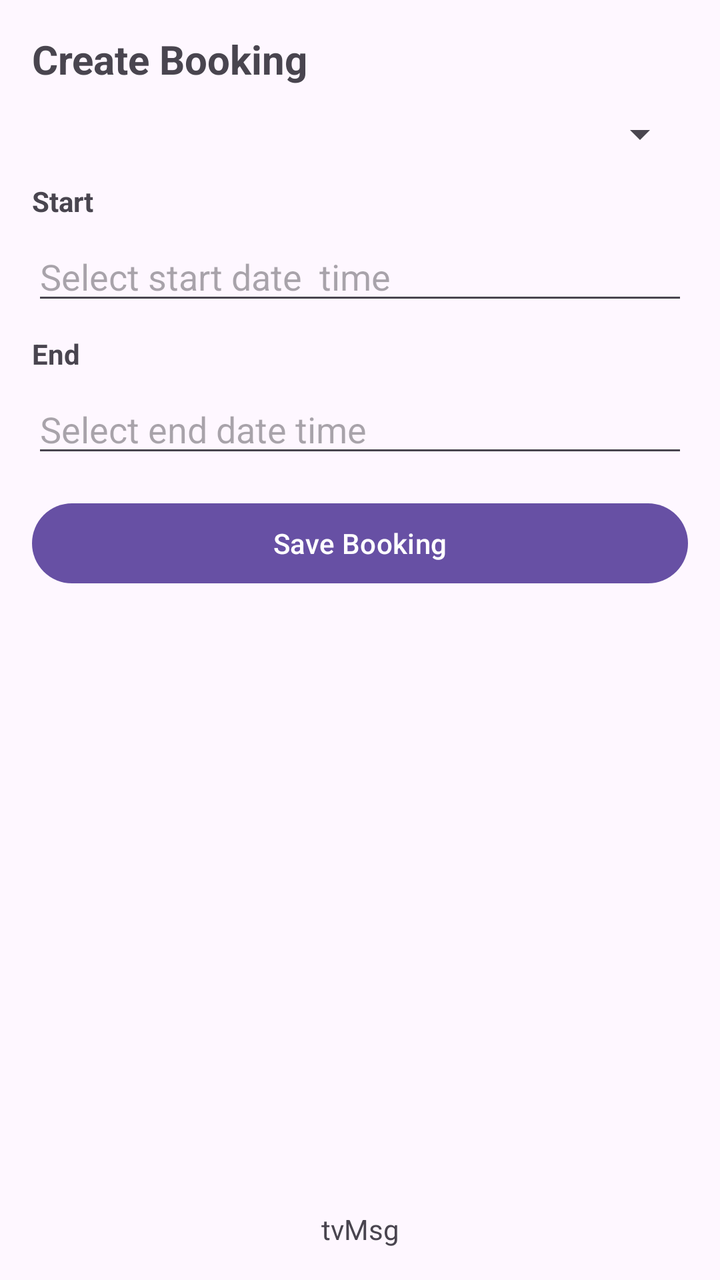
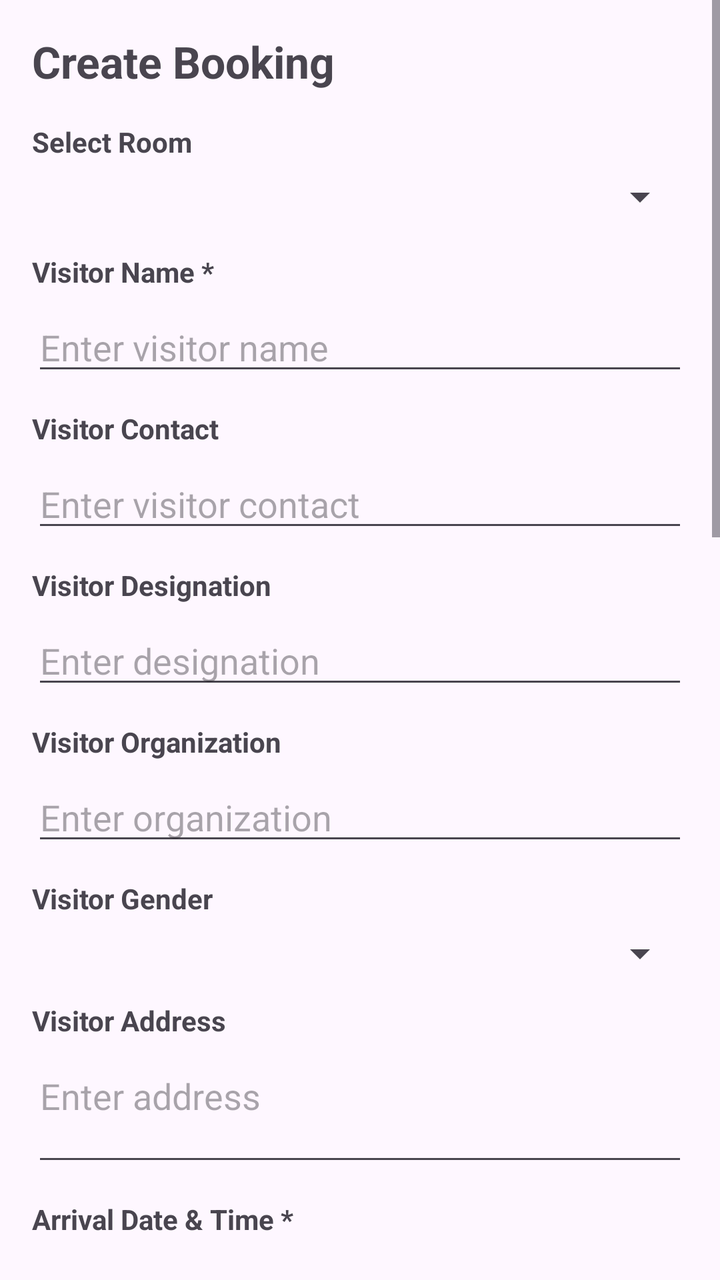

Screens rendered from an Android XML layout before and after an edit, with the pre-edit source and the edit as a unified diff.
<!-- AndroidManifest.xml: application theme Theme.P2PRoomBooking -->
<!-- res/layout/activity_create_booking.xml -->
<?xml version="1.0" encoding="utf-8"?>
<androidx.constraintlayout.widget.ConstraintLayout
    xmlns:android="http://schemas.android.com/apk/res/android"
    xmlns:app="http://schemas.android.com/apk/res-auto"
    xmlns:tools="http://schemas.android.com/tools"
    android:layout_width="match_parent"
    android:layout_height="match_parent"
    android:padding="16dp">

    <TextView
        android:id="@+id/tvTitle"
        android:layout_width="0dp"
        android:layout_height="wrap_content"
        android:text="Create Booking"
        android:textSize="20sp"
        android:textStyle="bold"
        app:layout_constraintTop_toTopOf="parent"
        app:layout_constraintStart_toStartOf="parent"
        app:layout_constraintEnd_toEndOf="parent"/>

    <Spinner
        android:id="@+id/spRooms"
        android:layout_width="0dp"
        android:layout_height="wrap_content"
        android:layout_marginTop="12dp"
        app:layout_constraintTop_toBottomOf="@id/tvTitle"
        app:layout_constraintStart_toStartOf="parent"
        app:layout_constraintEnd_toEndOf="parent"/>

    
    <TextView
        android:id="@+id/tvMsg"
        android:layout_width="wrap_content"
        android:layout_height="wrap_content"
        android:text="tvMsg"
        app:layout_constraintBottom_toBottomOf="parent"
        app:layout_constraintEnd_toEndOf="parent"
        app:layout_constraintStart_toStartOf="parent" />

    <TextView
        android:id="@+id/tvStartLabel"
        android:layout_width="0dp"
        android:layout_height="wrap_content"
        android:text="Start"
        android:textStyle="bold"
        android:layout_marginTop="12dp"
        app:layout_constraintTop_toBottomOf="@id/spRooms"
        app:layout_constraintStart_toStartOf="parent"
        app:layout_constraintEnd_toEndOf="parent"/>

    <EditText
        android:id="@+id/etStartDateTime"
        android:layout_width="0dp"
        android:layout_height="wrap_content"
        android:hint="Select start date  time"
        android:focusable="false"
        android:clickable="true"
        android:cursorVisible="false"
        android:inputType="none"
        android:layout_marginTop="6dp"
        app:layout_constraintTop_toBottomOf="@id/tvStartLabel"
        app:layout_constraintStart_toStartOf="parent"
        app:layout_constraintEnd_toEndOf="parent"/>
    
    <TextView
        android:id="@+id/tvEndLabel"
        android:layout_width="0dp"
        android:layout_height="wrap_content"
        android:text="End"
        android:textStyle="bold"
        android:layout_marginTop="10dp"
        app:layout_constraintTop_toBottomOf="@id/etStartDateTime"
        app:layout_constraintStart_toStartOf="parent"
        app:layout_constraintEnd_toEndOf="parent"/>

    <EditText
        android:id="@+id/etEndDateTime"
        android:layout_width="0dp"
        android:layout_height="wrap_content"
        android:hint="Select end date time"
        android:focusable="false"
        android:clickable="true"
        android:inputType="none"
        android:cursorVisible="false"
        android:layout_marginTop="6dp"
        app:layout_constraintTop_toBottomOf="@id/tvEndLabel"
        app:layout_constraintStart_toStartOf="parent"
        app:layout_constraintEnd_toEndOf="parent"/>

    <Button
        android:id="@+id/btnSave"
        android:layout_width="0dp"
        android:layout_height="wrap_content"
        android:text="Save Booking"
        android:layout_marginTop="14dp"
        app:layout_constraintTop_toBottomOf="@id/etEndDateTime"
        app:layout_constraintStart_toStartOf="parent"
        app:layout_constraintEnd_toEndOf="parent"/>



</androidx.constraintlayout.widget.ConstraintLayout>
<!-- resources referenced by this layout -->
<resources>
  <style name="Theme.P2PRoomBooking" parent="Base.Theme.P2PRoomBooking" />
  <style name="Base.Theme.P2PRoomBooking" parent="Theme.Material3.DayNight.NoActionBar">
          
          
      </style>
</resources>

<!-- the commit's change to res/layout/activity_create_booking.xml (unified diff, before → after) -->
@@ -1,102 +1,300 @@
 <?xml version="1.0" encoding="utf-8"?>
-<androidx.constraintlayout.widget.ConstraintLayout
-    xmlns:android="http://schemas.android.com/apk/res/android"
-    xmlns:app="http://schemas.android.com/apk/res-auto"
-    xmlns:tools="http://schemas.android.com/tools"
+<ScrollView xmlns:android="http://schemas.android.com/apk/res/android"
     android:layout_width="match_parent"
     android:layout_height="match_parent"
-    android:padding="16dp">
-
-    <TextView
-        android:id="@+id/tvTitle"
-        android:layout_width="0dp"
+    android:fillViewport="true">
+
+    <LinearLayout
+        android:layout_width="match_parent"
         android:layout_height="wrap_content"
-        android:text="Create Booking"
-        android:textSize="20sp"
-        android:textStyle="bold"
-        app:layout_constraintTop_toTopOf="parent"
-        app:layout_constraintStart_toStartOf="parent"
-        app:layout_constraintEnd_toEndOf="parent"/>
-
-    <Spinner
-        android:id="@+id/spRooms"
-        android:layout_width="0dp"
-        android:layout_height="wrap_content"
-        android:layout_marginTop="12dp"
-        app:layout_constraintTop_toBottomOf="@id/tvTitle"
-        app:layout_constraintStart_toStartOf="parent"
-        app:layout_constraintEnd_toEndOf="parent"/>
-
-    
-    <TextView
-        android:id="@+id/tvMsg"
-        android:layout_width="wrap_content"
-        android:layout_height="wrap_content"
-        android:text="tvMsg"
-        app:layout_constraintBottom_toBottomOf="parent"
-        app:layout_constraintEnd_toEndOf="parent"
-        app:layout_constraintStart_toStartOf="parent" />
-
-    <TextView
-        android:id="@+id/tvStartLabel"
-        android:layout_width="0dp"
-        android:layout_height="wrap_content"
-        android:text="Start"
-        android:textStyle="bold"
-        android:layout_marginTop="12dp"
-        app:layout_constraintTop_toBottomOf="@id/spRooms"
-        app:layout_constraintStart_toStartOf="parent"
-        app:layout_constraintEnd_toEndOf="parent"/>
-
-    <EditText
-        android:id="@+id/etStartDateTime"
-        android:layout_width="0dp"
-        android:layout_height="wrap_content"
-        android:hint="Select start date  time"
-        android:focusable="false"
-        android:clickable="true"
-        android:cursorVisible="false"
-        android:inputType="none"
-        android:layout_marginTop="6dp"
-        app:layout_constraintTop_toBottomOf="@id/tvStartLabel"
-        app:layout_constraintStart_toStartOf="parent"
-        app:layout_constraintEnd_toEndOf="parent"/>
-    
-    <TextView
-        android:id="@+id/tvEndLabel"
-        android:layout_width="0dp"
-        android:layout_height="wrap_content"
-        android:text="End"
-        android:textStyle="bold"
-        android:layout_marginTop="10dp"
-        app:layout_constraintTop_toBottomOf="@id/etStartDateTime"
-        app:layout_constraintStart_toStartOf="parent"
-        app:layout_constraintEnd_toEndOf="parent"/>
-
-    <EditText
-        android:id="@+id/etEndDateTime"
-        android:layout_width="0dp"
-        android:layout_height="wrap_content"
-        android:hint="Select end date time"
-        android:focusable="false"
-        android:clickable="true"
-        android:inputType="none"
-        android:cursorVisible="false"
-        android:layout_marginTop="6dp"
-        app:layout_constraintTop_toBottomOf="@id/tvEndLabel"
-        app:layout_constraintStart_toStartOf="parent"
-        app:layout_constraintEnd_toEndOf="parent"/>
-
-    <Button
-        android:id="@+id/btnSave"
-        android:layout_width="0dp"
-        android:layout_height="wrap_content"
-        android:text="Save Booking"
-        android:layout_marginTop="14dp"
-        app:layout_constraintTop_toBottomOf="@id/etEndDateTime"
-        app:layout_constraintStart_toStartOf="parent"
-        app:layout_constraintEnd_toEndOf="parent"/>
-
-
-
-</androidx.constraintlayout.widget.ConstraintLayout>
+        android:orientation="vertical"
+        android:padding="16dp">
+
+        <TextView
+            android:id="@+id/tvTitle"
+            android:layout_width="wrap_content"
+            android:layout_height="wrap_content"
+            android:text="Create Booking"
+            android:textSize="22sp"
+            android:textStyle="bold"
+            android:layout_marginBottom="16dp" />
+
+        <TextView
+            android:layout_width="wrap_content"
+            android:layout_height="wrap_content"
+            android:text="Select Room"
+            android:textStyle="bold"
+            android:layout_marginBottom="6dp" />
+
+        <Spinner
+            android:id="@+id/spRooms"
+            android:layout_width="match_parent"
+            android:layout_height="wrap_content"
+            android:layout_marginBottom="16dp" />
+
+        <TextView
+            android:layout_width="wrap_content"
+            android:layout_height="wrap_content"
+            android:text="Visitor Name *"
+            android:textStyle="bold"
+            android:layout_marginBottom="6dp" />
+
+        <EditText
+            android:id="@+id/etVisitorName"
+            android:layout_width="match_parent"
+            android:layout_height="wrap_content"
+            android:hint="Enter visitor name"
+            android:inputType="textPersonName"
+            android:layout_marginBottom="12dp" />
+
+        <TextView
+            android:layout_width="wrap_content"
+            android:layout_height="wrap_content"
+            android:text="Visitor Contact"
+            android:textStyle="bold"
+            android:layout_marginBottom="6dp" />
+
+        <EditText
+            android:id="@+id/etVisitorContact"
+            android:layout_width="match_parent"
+            android:layout_height="wrap_content"
+            android:hint="Enter visitor contact"
+            android:inputType="phone"
+            android:layout_marginBottom="12dp" />
+
+        <TextView
+            android:layout_width="wrap_content"
+            android:layout_height="wrap_content"
+            android:text="Visitor Designation"
+            android:textStyle="bold"
+            android:layout_marginBottom="6dp" />
+
+        <EditText
+            android:id="@+id/etVisitorDesignation"
+            android:layout_width="match_parent"
+            android:layout_height="wrap_content"
+            android:hint="Enter designation"
+            android:inputType="text"
+            android:layout_marginBottom="12dp" />
+
+        <TextView
+            android:layout_width="wrap_content"
+            android:layout_height="wrap_content"
+            android:text="Visitor Organization"
+            android:textStyle="bold"
+            android:layout_marginBottom="6dp" />
+
+        <EditText
+            android:id="@+id/etVisitorOrganization"
+            android:layout_width="match_parent"
+            android:layout_height="wrap_content"
+            android:hint="Enter organization"
+            android:inputType="text"
+            android:layout_marginBottom="12dp" />
+
+        <TextView
+            android:layout_width="wrap_content"
+            android:layout_height="wrap_content"
+            android:text="Visitor Gender"
+            android:textStyle="bold"
+            android:layout_marginBottom="6dp" />
+
+        <Spinner
+            android:id="@+id/spVisitorGender"
+            android:layout_width="match_parent"
+            android:layout_height="wrap_content"
+            android:layout_marginBottom="12dp" />
+
+        <TextView
+            android:layout_width="wrap_content"
+            android:layout_height="wrap_content"
+            android:text="Visitor Address"
+            android:textStyle="bold"
+            android:layout_marginBottom="6dp" />
+
+        <EditText
+            android:id="@+id/etVisitorAddress"
+            android:layout_width="match_parent"
+            android:layout_height="wrap_content"
+            android:hint="Enter address"
+            android:inputType="textMultiLine"
+            android:minLines="2"
+            android:gravity="top|start"
+            android:layout_marginBottom="12dp" />
+
+        <TextView
+            android:layout_width="wrap_content"
+            android:layout_height="wrap_content"
+            android:text="Arrival Date &amp; Time *"
+            android:textStyle="bold"
+            android:layout_marginBottom="6dp" />
+
+        <EditText
+            android:id="@+id/etStartDateTime"
+            android:layout_width="match_parent"
+            android:layout_height="wrap_content"
+            android:hint="Select arrival date and time"
+            android:focusable="false"
+            android:clickable="true"
+            android:cursorVisible="false"
+            android:inputType="none"
+            android:layout_marginBottom="12dp" />
+
+        <TextView
+            android:layout_width="wrap_content"
+            android:layout_height="wrap_content"
+            android:text="Departure Date &amp; Time *"
+            android:textStyle="bold"
+            android:layout_marginBottom="6dp" />
+
+        <EditText
+            android:id="@+id/etEndDateTime"
+            android:layout_width="match_parent"
+            android:layout_height="wrap_content"
+            android:hint="Select departure date and time"
+            android:focusable="false"
+            android:clickable="true"
+            android:cursorVisible="false"
+            android:inputType="none"
+            android:layout_marginBottom="12dp" />
+
+        <TextView
+            android:layout_width="wrap_content"
+            android:layout_height="wrap_content"
+            android:text="Purpose of Visit"
+            android:textStyle="bold"
+            android:layout_marginBottom="6dp" />
+
+        <EditText
+            android:id="@+id/etPurpose"
+            android:layout_width="match_parent"
+            android:layout_height="wrap_content"
+            android:hint="Enter purpose"
+            android:inputType="textMultiLine"
+            android:minLines="2"
+            android:gravity="top|start"
+            android:layout_marginBottom="12dp" />
+
+        <TextView
+            android:layout_width="wrap_content"
+            android:layout_height="wrap_content"
+            android:text="Coordinator Name *"
+            android:textStyle="bold"
+            android:layout_marginBottom="6dp" />
+
+        <EditText
+            android:id="@+id/etCoordinatorName"
+            android:layout_width="match_parent"
+            android:layout_height="wrap_content"
+            android:hint="Enter coordinator name"
+            android:inputType="textPersonName"
+            android:layout_marginBottom="12dp" />
+
+        <TextView
+            android:layout_width="wrap_content"
+            android:layout_height="wrap_content"
+            android:text="Coordinator Designation"
+            android:textStyle="bold"
+            android:layout_marginBottom="6dp" />
+
+        <EditText
+            android:id="@+id/etCoordinatorDesignation"
+            android:layout_width="match_parent"
+            android:layout_height="wrap_content"
+            android:hint="Enter designation"
+            android:inputType="text"
+            android:layout_marginBottom="12dp" />
+
+        <TextView
+            android:layout_width="wrap_content"
+            android:layout_height="wrap_content"
+            android:text="Coordinator Department"
+            android:textStyle="bold"
+            android:layout_marginBottom="6dp" />
+
+        <EditText
+            android:id="@+id/etCoordinatorDepartment"
+            android:layout_width="match_parent"
+            android:layout_height="wrap_content"
+            android:hint="Enter department"
+            android:inputType="text"
+            android:layout_marginBottom="12dp" />
+
+        <TextView
+            android:layout_width="wrap_content"
+            android:layout_height="wrap_content"
+            android:text="Coordinator Mobile"
+            android:textStyle="bold"
+            android:layout_marginBottom="6dp" />
+
+        <EditText
+            android:id="@+id/etCoordinatorMobile"
+            android:layout_width="match_parent"
+            android:layout_height="wrap_content"
+            android:hint="Enter mobile"
+            android:inputType="phone"
+            android:layout_marginBottom="12dp" />
+
+        <TextView
+            android:layout_width="wrap_content"
+            android:layout_height="wrap_content"
+            android:text="Logistics Name / Designation"
+            android:textStyle="bold"
+            android:layout_marginBottom="6dp" />
+
+        <EditText
+            android:id="@+id/etLogisticsNameDesignation"
+            android:layout_width="match_parent"
+            android:layout_height="wrap_content"
+            android:hint="Enter logistics name/designation"
+            android:inputType="text"
+            android:layout_marginBottom="12dp" />
+
+        <TextView
+            android:layout_width="wrap_content"
+            android:layout_height="wrap_content"
+            android:text="Logistics Mobile"
+            android:textStyle="bold"
+            android:layout_marginBottom="6dp" />
+
+        <EditText
+            android:id="@+id/etLogisticsMobile"
+            android:layout_width="match_parent"
+            android:layout_height="wrap_content"
+            android:hint="Enter logistics mobile"
+            android:inputType="phone"
+            android:layout_marginBottom="12dp" />
+
+        <TextView
+            android:layout_width="wrap_content"
+            android:layout_height="wrap_content"
+            android:text="Remarks"
+            android:textStyle="bold"
+            android:layout_marginBottom="6dp" />
+
+        <EditText
+            android:id="@+id/etRemarks"
+            android:layout_width="match_parent"
+            android:layout_height="wrap_content"
+            android:hint="Enter remarks"
+            android:inputType="textMultiLine"
+            android:minLines="2"
+            android:gravity="top|start"
+            android:layout_marginBottom="16dp" />
+
+        <Button
+            android:id="@+id/btnSave"
+            android:layout_width="match_parent"
+            android:layout_height="wrap_content"
+            android:text="Save Booking"
+            android:layout_marginBottom="12dp" />
+
+        <TextView
+            android:id="@+id/tvMsg"
+            android:layout_width="match_parent"
+            android:layout_height="wrap_content"
+            android:text=""
+            android:textSize="14sp" />
+
+    </LinearLayout>
+</ScrollView>
